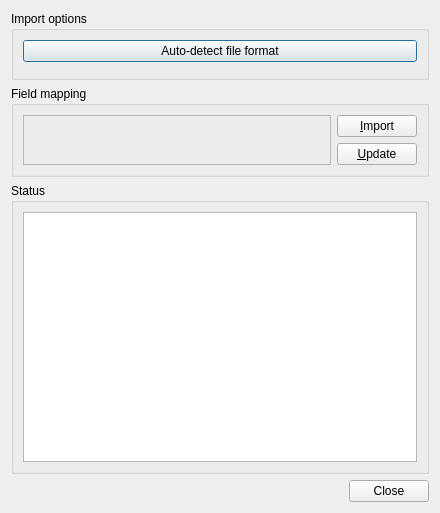
First picture: the form in designer/importing.ui, repository ankitects/anki, before the edit.
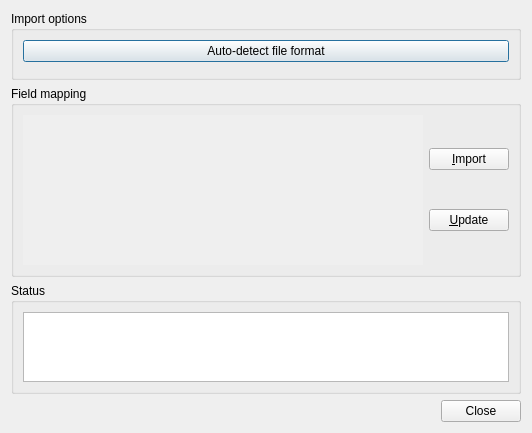
Second picture: the form after the edit.

Commit message: make importing dialog scrollable

Patch:
```diff
--- a/designer/importing.ui
+++ b/designer/importing.ui
@@ -6,8 +6,8 @@
    <rect>
     <x>0</x>
     <y>0</y>
-    <width>440</width>
-    <height>513</height>
+    <width>527</width>
+    <height>430</height>
    </rect>
   </property>
   <property name="windowTitle">
@@ -42,7 +42,7 @@
    <item>
     <widget class="QGroupBox" name="mappingGroup">
      <property name="sizePolicy">
-      <sizepolicy hsizetype="Expanding" vsizetype="Preferred">
+      <sizepolicy hsizetype="Expanding" vsizetype="Expanding">
        <horstretch>0</horstretch>
        <verstretch>0</verstretch>
       </sizepolicy>
@@ -59,22 +59,6 @@
       </property>
       <item>
        <layout class="QGridLayout" name="gridLayout">
-        <item row="0" column="0">
-         <widget class="QFrame" name="mappingArea">
-          <property name="sizePolicy">
-           <sizepolicy hsizetype="Expanding" vsizetype="Preferred">
-            <horstretch>0</horstretch>
-            <verstretch>0</verstretch>
-           </sizepolicy>
-          </property>
-          <property name="frameShape">
-           <enum>QFrame::StyledPanel</enum>
-          </property>
-          <property name="frameShadow">
-           <enum>QFrame::Raised</enum>
-          </property>
-         </widget>
-        </item>
         <item row="0" column="1">
          <layout class="QVBoxLayout" name="verticalLayout">
           <item>
@@ -93,6 +77,38 @@
           </item>
          </layout>
         </item>
+        <item row="0" column="0">
+         <widget class="QScrollArea" name="mappingArea">
+          <property name="sizePolicy">
+           <sizepolicy hsizetype="MinimumExpanding" vsizetype="MinimumExpanding">
+            <horstretch>0</horstretch>
+            <verstretch>0</verstretch>
+           </sizepolicy>
+          </property>
+          <property name="minimumSize">
+           <size>
+            <width>400</width>
+            <height>150</height>
+           </size>
+          </property>
+          <property name="frameShape">
+           <enum>QFrame::NoFrame</enum>
+          </property>
+          <property name="widgetResizable">
+           <bool>true</bool>
+          </property>
+          <widget class="QWidget" name="scrollAreaWidgetContents">
+           <property name="geometry">
+            <rect>
+             <x>0</x>
+             <y>0</y>
+             <width>400</width>
+             <height>150</height>
+            </rect>
+           </property>
+          </widget>
+         </widget>
+        </item>
        </layout>
       </item>
      </layout>
```
The commit also changes 1 other file.
